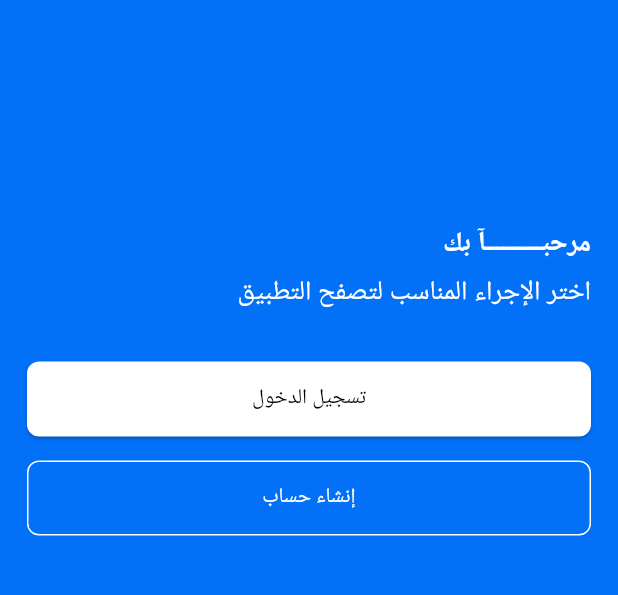
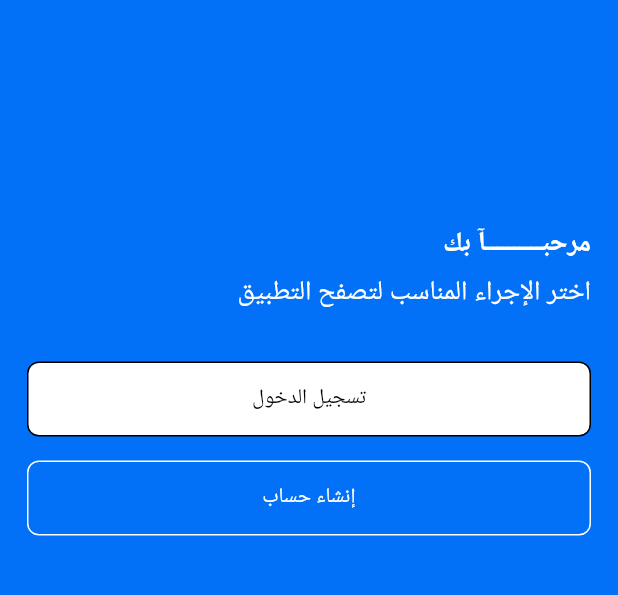
Before and after one commit to hossamhassan16/servicely-app, a Flutter app: the screen it shows after launch, on a phone screen of 412 x 824 dp, the part 477-1072 px from its top. Run offline on Flutter 3.47's test engine with Material 3 defaults, Android fonts, the phone set to English and light mode, and no system bars; our stand-ins replace flutter_svg, go_router.

Commit message:
update auth feature architecture

```diff
--- a/lib/features/auth/presentation/sections/auth_start_body_section.dart
+++ b/lib/features/auth/presentation/sections/auth_start_body_section.dart
@@ -2,9 +2,8 @@ import 'package:flutter/material.dart';
 import 'package:flutter_svg/svg.dart';
 import 'package:go_router/go_router.dart';
 import 'package:servicely_app1/core/routing/router_names.dart';
-import 'package:servicely_app1/features/auth/presentation/widgets/outlined_register_button.dart';
 import 'package:servicely_app1/features/auth/presentation/widgets/primary_button.dart';
-import 'package:servicely_app1/gen/assets.gen.dart';
+import 'package:servicely_app1/core/utils/assets.gen.dart';
 
 class AuthStartBodySection extends StatelessWidget {
   const AuthStartBodySection({super.key});
@@ -25,7 +24,6 @@ class AuthStartBodySection extends StatelessWidget {
           Spacer(),
           const Text(
             "مرحبــــــــــآ بك",
-            // textAlign: TextAlign.center,
             textDirection: TextDirection.rtl,
             style: TextStyle(
                 color: Colors.white, fontSize: 18, fontWeight: FontWeight.w600),
@@ -35,7 +33,6 @@ class AuthStartBodySection extends StatelessWidget {
           ),
           const Text(
             'اختر الإجراء المناسب لتصفح التطبيق',
-            // textAlign: TextAlign.center,
             textDirection: TextDirection.rtl,
             style: TextStyle(
                 color: Colors.white, fontSize: 18, fontWeight: FontWeight.w400),
@@ -49,8 +46,11 @@ class AuthStartBodySection extends StatelessWidget {
             onPressed: () => context.go(RouterNames.login),
           ),
           const SizedBox(height: 16),
-          const OutlinedRegisterButton(
-              borderColor: Colors.white, textColor: Colors.white),
+          PrimaryButton(
+              text: "إنشاء حساب",
+              onPressed: () => context.go(RouterNames.register),
+              color: Colors.transparent,
+              textColor: Colors.white),
           Spacer(),
         ],
       ),
--- a/lib/features/auth/presentation/sections/register_form_section.dart
+++ b/lib/features/auth/presentation/sections/register_form_section.dart
@@ -5,8 +5,8 @@ import 'package:servicely_app1/core/routing/router_names.dart';
 import 'package:servicely_app1/core/theme/app_theme.dart';
 import 'package:servicely_app1/features/auth/presentation/widgets/app_text_field.dart';
 import 'package:servicely_app1/features/auth/presentation/widgets/phone_input_field.dart';
+import 'package:servicely_app1/core/utils/assets.gen.dart';
 import 'package:servicely_app1/features/auth/presentation/widgets/primary_button.dart';
-import 'package:servicely_app1/gen/assets.gen.dart';
 
 class RegisterFormSection extends StatefulWidget {
   const RegisterFormSection({super.key});
--- a/lib/features/auth/presentation/widgets/outlined_register_button.dart
+++ /dev/null
@@ -1,28 +0,0 @@
-import 'package:flutter/material.dart';
-import 'package:go_router/go_router.dart';
-import 'package:servicely_app1/core/routing/router_names.dart';
-
-class OutlinedRegisterButton extends StatelessWidget {
-  final Color borderColor;
-  final Color textColor;
-  const OutlinedRegisterButton({
-    super.key,
-    required this.borderColor,
-    required this.textColor,
-  });
-
-  @override
-  Widget build(BuildContext context) {
-    return OutlinedButton(
-      onPressed: () => context.go(RouterNames.register),
-      style: OutlinedButton.styleFrom(
-        side: BorderSide(color: borderColor),
-        minimumSize: const Size(double.infinity, 50),
-        shape: RoundedRectangleBorder(
-          borderRadius: BorderRadius.circular(8.0),
-        ),
-      ),
-      child: Text('إنشاء حساب', style: TextStyle(color: textColor)),
-    );
-  }
-}
--- a/lib/features/auth/presentation/widgets/primary_button.dart
+++ b/lib/features/auth/presentation/widgets/primary_button.dart
@@ -14,15 +14,18 @@ class PrimaryButton extends StatelessWidget {
 
   @override
   Widget build(BuildContext context) {
-    return ElevatedButton(
-      onPressed: onPressed,
-      child: Text(text, style: TextStyle(color: textColor)),
-      style: ElevatedButton.styleFrom(
-        backgroundColor: color,
-        shape: RoundedRectangleBorder(
+    return GestureDetector(
+      onTap: onPressed,
+      child: Container(
+        width: double.infinity,
+        height: 50,
+        decoration: BoxDecoration(
+          color: color,
           borderRadius: BorderRadius.circular(8.0),
+          border: Border.all(color: textColor),
         ),
-        minimumSize: Size(double.infinity, 50),
+        alignment: Alignment.center,
+        child: Text(text, style: TextStyle(color: textColor)),
       ),
     );
   }
--- a/lib/features/home/presentation/sections/report_section.dart
+++ b/lib/features/home/presentation/sections/report_section.dart
@@ -1,6 +1,6 @@
 import 'package:flutter/material.dart';
 import 'package:servicely_app1/core/theme/app_theme.dart';
-import 'package:servicely_app1/gen/assets.gen.dart';
+import 'package:servicely_app1/core/utils/assets.gen.dart';
 
 class ReportSection extends StatefulWidget {
   final BuildContext parentContext;
--- a/lib/features/home/presentation/views/home_screen.dart
+++ b/lib/features/home/presentation/views/home_screen.dart
@@ -4,7 +4,7 @@ import 'package:servicely_app1/features/home/presentation/views/home_content_scr
 import 'package:servicely_app1/features/orders/presentation/views/orders_screen.dart';
 import 'package:servicely_app1/features/profile/presentation/views/profile_screen.dart';
 import 'package:servicely_app1/features/more/presentation/views/more_screen.dart';
-import 'package:servicely_app1/gen/assets.gen.dart';
+import 'package:servicely_app1/core/utils/assets.gen.dart';
 
 class HomeScreen extends StatefulWidget {
   const HomeScreen({super.key});
--- a/lib/features/home/presentation/views/service_detail_screen.dart
+++ b/lib/features/home/presentation/views/service_detail_screen.dart
@@ -3,7 +3,7 @@ import 'package:go_router/go_router.dart';
 import 'package:servicely_app1/core/routing/router_names.dart';
 import 'package:servicely_app1/core/theme/app_theme.dart';
 import 'package:servicely_app1/features/home/presentation/views/report_modal_bottom_sheet.dart';
-import 'package:servicely_app1/gen/assets.gen.dart';
+import 'package:servicely_app1/core/utils/assets.gen.dart';
 
 class ServiceDetailScreen extends StatefulWidget {
   final String serviceName;
--- a/lib/features/home/presentation/widgets/chat_badge_icon.dart
+++ b/lib/features/home/presentation/widgets/chat_badge_icon.dart
@@ -1,6 +1,6 @@
 import 'package:flutter/material.dart';
 import 'package:flutter_svg/svg.dart';
-import 'package:servicely_app1/gen/assets.gen.dart';
+import 'package:servicely_app1/core/utils/assets.gen.dart';
 
 class ChatBadgeIcon extends StatelessWidget {
   const ChatBadgeIcon({super.key});
--- a/lib/features/home/presentation/widgets/notification_badge_icon.dart
+++ b/lib/features/home/presentation/widgets/notification_badge_icon.dart
@@ -1,6 +1,6 @@
 import 'package:flutter/material.dart';
 import 'package:flutter_svg/svg.dart';
-import 'package:servicely_app1/gen/assets.gen.dart';
+import 'package:servicely_app1/core/utils/assets.gen.dart';
 
 class NotificationBadgeIcon extends StatelessWidget {
   const NotificationBadgeIcon({super.key});
--- a/lib/features/home/presentation/widgets/service_action_row.dart
+++ b/lib/features/home/presentation/widgets/service_action_row.dart
@@ -1,7 +1,7 @@
 import 'package:flutter/material.dart';
 import 'package:flutter_svg/svg.dart';
 import 'package:servicely_app1/core/theme/app_theme.dart';
-import 'package:servicely_app1/gen/assets.gen.dart';
+import 'package:servicely_app1/core/utils/assets.gen.dart';
 
 class ServiceActionsRow extends StatelessWidget {
   final VoidCallback onDetails;
--- a/lib/features/home/presentation/widgets/service_card.dart
+++ b/lib/features/home/presentation/widgets/service_card.dart
@@ -1,7 +1,7 @@
 import 'package:flutter/material.dart';
 import 'package:servicely_app1/features/home/presentation/widgets/service_action_row.dart';
 import 'package:servicely_app1/features/home/presentation/views/service_detail_screen.dart';
-import 'package:servicely_app1/gen/assets.gen.dart';
+import 'package:servicely_app1/core/utils/assets.gen.dart';
 import 'service_card_footer.dart';
 
 class ServiceCard extends StatelessWidget {
--- a/lib/features/home/presentation/widgets/user_avatar_name.dart
+++ b/lib/features/home/presentation/widgets/user_avatar_name.dart
@@ -1,7 +1,7 @@
 import 'package:flutter/material.dart';
 import 'package:flutter_svg/svg.dart';
 import 'package:servicely_app1/core/theme/app_theme.dart';
-import 'package:servicely_app1/gen/assets.gen.dart';
+import 'package:servicely_app1/core/utils/assets.gen.dart';
 
 class UserAvatarName extends StatelessWidget {
   final Color textColor;
--- a/lib/features/orders/presentation/sections/info_section.dart
+++ b/lib/features/orders/presentation/sections/info_section.dart
@@ -1,7 +1,7 @@
 import 'package:flutter/material.dart';
 import 'package:servicely_app1/core/theme/app_theme.dart';
 import 'package:servicely_app1/features/orders/presentation/sections/order_list_section.dart';
-import 'package:servicely_app1/gen/assets.gen.dart';
+import 'package:servicely_app1/core/utils/assets.gen.dart';
 
 class InfoSection extends StatelessWidget {
   final OrderItem order;
--- a/lib/features/orders/presentation/sections/provider_section.dart
+++ b/lib/features/orders/presentation/sections/provider_section.dart
@@ -1,6 +1,6 @@
 import 'package:flutter/material.dart';
 import 'package:servicely_app1/core/theme/app_theme.dart';
-import 'package:servicely_app1/gen/assets.gen.dart';
+import 'package:servicely_app1/core/utils/assets.gen.dart';
 
 class ProviderSection extends StatelessWidget {
   const ProviderSection({super.key});
--- a/lib/features/orders/presentation/widgets/status_chip_widget.dart
+++ b/lib/features/orders/presentation/widgets/status_chip_widget.dart
@@ -1,6 +1,6 @@
 import 'package:flutter/material.dart';
 import 'package:servicely_app1/core/theme/app_theme.dart';
-import 'package:servicely_app1/gen/assets.gen.dart';
+import 'package:servicely_app1/core/utils/assets.gen.dart';
 
 class StatusChip extends StatelessWidget {
   final String title;
--- a/lib/features/splash/presentation/widgets/splash_logo_widget.dart
+++ b/lib/features/splash/presentation/widgets/splash_logo_widget.dart
@@ -1,6 +1,6 @@
 import 'package:flutter/material.dart';
 import 'package:flutter_svg/svg.dart';
-import 'package:servicely_app1/gen/assets.gen.dart';
+import 'package:servicely_app1/core/utils/assets.gen.dart';
 
 class SplashLogoWidget extends StatelessWidget {
   const SplashLogoWidget({super.key});
```
Also changed, not shown: lib/core/utils/assets.gen.dart (added, +200 -0 lines), lib/features/auth/presentation/sections/login_form_section.dart (+5 -5 lines), lib/features/auth/presentation/sections/otp_form_section.dart (+39 -4 lines), lib/features/auth/presentation/widgets/otp_input_row.dart (+13 -45 lines).
